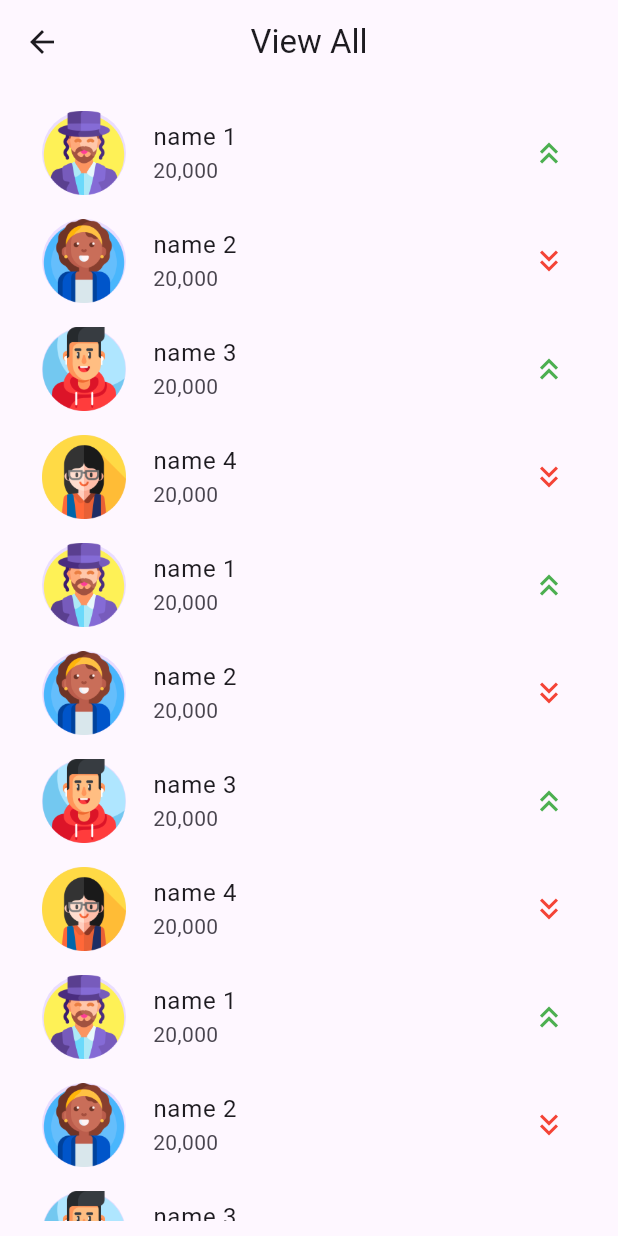
After one commit to e7san99/wallet, a Flutter app: the screen it shows after launch, after a tap on "VIEW ALL", on a phone screen of 412 x 824 dp. The commit adds this screen. Run offline on Flutter 3.47's test engine with Material 3 defaults, Android fonts, the phone set to English and light mode, and no system bars; our stand-ins replace mask_text_input_formatter, shimmer.

Commit message:
( view all ) is done

```diff
--- a/lib/feature/home/view/home_page.dart
+++ b/lib/feature/home/view/home_page.dart
@@ -1,8 +1,8 @@
 import 'package:flutter/material.dart';
 import 'package:wallet/components/theme/theme.dart';
 import 'package:wallet/feature/home/widget/export.dart';
-import 'package:wallet/feature/home/widget/gridView/add_balance.dart';
-import 'package:wallet/feature/home/widget/gridView/send_balance.dart';
+import 'package:wallet/feature/home/view/add_balance.dart';
+import 'package:wallet/feature/home/view/send_balance.dart';
 
 class HomePage extends StatefulWidget {
   const HomePage({super.key});
@@ -36,6 +36,7 @@ class _HomePageState extends State<HomePage> {
     'name 3',
     'name 4',
   ];
+
   List<Icon> iconAvatars = [
     const Icon(
       Icons.keyboard_double_arrow_up,
--- /dev/null
+++ b/lib/feature/home/view/view_all.dart
@@ -0,0 +1,128 @@
+import 'package:flutter/material.dart';
+
+class ViewAll extends StatefulWidget {
+  const ViewAll({super.key});
+
+  @override
+  State<ViewAll> createState() => _ViewAllState();
+}
+
+class _ViewAllState extends State<ViewAll> {
+  List<String> avatars = [
+    'boy1.png',
+    'girl1.png',
+    'boy2.png',
+    'girl2.png',
+    'boy1.png',
+    'girl1.png',
+    'boy2.png',
+    'girl2.png',
+    'boy1.png',
+    'girl1.png',
+    'boy2.png',
+    'girl2.png',
+  ];
+  List<String> names = [
+    'name 1',
+    'name 2',
+    'name 3',
+    'name 4',
+    'name 1',
+    'name 2',
+    'name 3',
+    'name 4',
+    'name 1',
+    'name 2',
+    'name 3',
+    'name 4',
+  ];
+  List<Icon> iconAvatars = [
+    const Icon(
+      Icons.keyboard_double_arrow_up,
+      color: Colors.green,
+    ),
+    const Icon(
+      Icons.keyboard_double_arrow_down,
+      color: Colors.red,
+    ),
+    const Icon(
+      Icons.keyboard_double_arrow_up,
+      color: Colors.green,
+    ),
+    const Icon(
+      Icons.keyboard_double_arrow_down,
+      color: Colors.red,
+    ),
+    const Icon(
+      Icons.keyboard_double_arrow_up,
+      color: Colors.green,
+    ),
+    const Icon(
+      Icons.keyboard_double_arrow_down,
+      color: Colors.red,
+    ),
+    const Icon(
+      Icons.keyboard_double_arrow_up,
+      color: Colors.green,
+    ),
+    const Icon(
+      Icons.keyboard_double_arrow_down,
+      color: Colors.red,
+    ),
+    const Icon(
+      Icons.keyboard_double_arrow_up,
+      color: Colors.green,
+    ),
+    const Icon(
+      Icons.keyboard_double_arrow_down,
+      color: Colors.red,
+    ),
+    const Icon(
+      Icons.keyboard_double_arrow_up,
+      color: Colors.green,
+    ),
+    const Icon(
+      Icons.keyboard_double_arrow_down,
+      color: Colors.red,
+    ),
+  ];
+  @override
+  Widget build(BuildContext context) {
+    return Scaffold(
+        appBar: AppBar(
+          title: const Text('View All'),
+          centerTitle: true,
+          elevation: 0,
+        ),
+        body: Padding(
+          padding: const EdgeInsets.all(10.0),
+          child: ListView.builder(
+            shrinkWrap: true,
+            itemCount: names.length,
+            itemBuilder: (context, index) {
+              return ListTile(
+                isThreeLine: false,
+                onTap: () {},
+                leading: CircleAvatar(
+                  radius: 30,
+                  child: Image.asset(
+                    // height: 20,
+                    fit: BoxFit.contain,
+                    'assets/img/${avatars[index]}',
+                  ),
+                ),
+                title: Text('${names[index]}'),
+                trailing: iconAvatars[index],
+                subtitle: const Text('20,000'),
+              );
+            },
+          ),
+        ));
+  }
+}
+/*
+ Icon(
+                Icons.keyboard_double_arrow_up,
+                color: Colors.green,
+              ),
+*/
--- a/lib/feature/home/widget/transaction_label.dart
+++ b/lib/feature/home/widget/transaction_label.dart
@@ -1,5 +1,6 @@
 import 'package:flutter/material.dart';
 import 'package:wallet/components/theme/theme.dart';
+import 'package:wallet/feature/home/view/view_all.dart';
 
 class TransactionLabels extends StatelessWidget {
   const TransactionLabels({
@@ -22,6 +23,14 @@ class TransactionLabels extends StatelessWidget {
             ),
           ),
           GestureDetector(
+            onTap: () {
+              Navigator.push(
+                context,
+                MaterialPageRoute(
+                  builder: (context) => const ViewAll(),
+                ),
+              );
+            },
             child: Padding(
               padding: const EdgeInsets.only(top: 5.0),
               child: Row(
```
Also changed, not shown: lib/feature/home/view/add_balance.dart (renamed from lib/feature/home/widget/gridView/add_balance.dart), lib/feature/home/view/payment.dart (added), lib/feature/home/view/send_balance.dart (renamed from lib/feature/home/widget/gridView/send_balance.dart), lib/feature/home/view/withdraw.dart (added), lib/feature/home/widget/gridView/payment.dart (deleted), lib/feature/home/widget/gridView/withdraw.dart (deleted).
